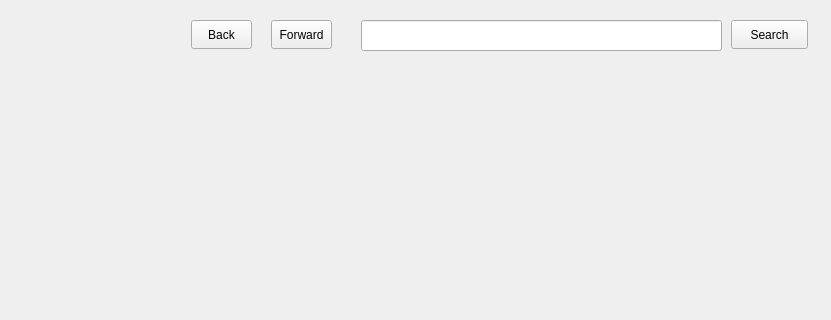
Old version of the form OpenFlipper/widgets/helpWidget/helpWidget.ui in the repository ShenRen/OpenFlipper; both pictures show x 139 to 970 and y 0 to 320 of the 970 by 734 pixel window.
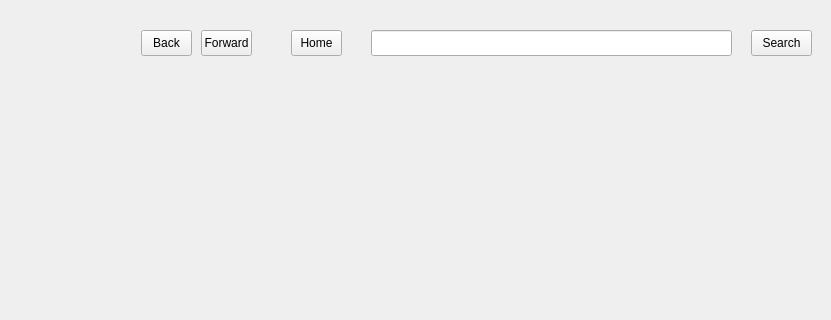
New version of the form.

Commit message: Added icons to help browser as well as a home button. Replaced old QTextBrowser by QWebView which offers more functions to properly display the help sites. Search now opens a small window at the bottom which displays "all" searchable objects. These still have to be filtered. Clicking links now gets handled by HelpBrowser such that requested pages can be load out of the help engine which uses in fact it's own domain namespace and is therefore not accessible by QWebView.

Diff of the .ui file:
```diff
--- a/OpenFlipper/widgets/helpWidget/helpWidget.ui
+++ b/OpenFlipper/widgets/helpWidget/helpWidget.ui
@@ -16,50 +16,17 @@
    <widget class="QLineEdit" name="searchEdit_" >
     <property name="geometry" >
      <rect>
-      <x>500</x>
-      <y>20</y>
+      <x>510</x>
+      <y>30</y>
       <width>361</width>
+      <height>26</height>
+     </rect>
+    </property>
+    <property name="maximumSize" >
+     <size>
+      <width>16777215</width>
       <height>31</height>
-     </rect>
-    </property>
-   </widget>
-   <widget class="QPushButton" name="searchButton_" >
-    <property name="geometry" >
-     <rect>
-      <x>870</x>
-      <y>20</y>
-      <width>77</width>
-      <height>29</height>
-     </rect>
-    </property>
-    <property name="text" >
-     <string>Search</string>
-    </property>
-   </widget>
-   <widget class="QPushButton" name="backButton_" >
-    <property name="geometry" >
-     <rect>
-      <x>330</x>
-      <y>20</y>
-      <width>61</width>
-      <height>29</height>
-     </rect>
-    </property>
-    <property name="text" >
-     <string>Back</string>
-    </property>
-   </widget>
-   <widget class="QPushButton" name="forwardButton_" >
-    <property name="geometry" >
-     <rect>
-      <x>410</x>
-      <y>20</y>
-      <width>61</width>
-      <height>29</height>
-     </rect>
-    </property>
-    <property name="text" >
-     <string>Forward</string>
+     </size>
     </property>
    </widget>
    <widget class="QWidget" name="gridLayoutWidget" >
@@ -73,6 +40,106 @@
     </property>
     <layout class="QGridLayout" name="gridLayout_" />
    </widget>
+   <widget class="QToolButton" name="backButton_" >
+    <property name="geometry" >
+     <rect>
+      <x>280</x>
+      <y>30</y>
+      <width>51</width>
+      <height>26</height>
+     </rect>
+    </property>
+    <property name="maximumSize" >
+     <size>
+      <width>16777215</width>
+      <height>31</height>
+     </size>
+    </property>
+    <property name="toolTip" >
+     <string>Go one page back.</string>
+    </property>
+    <property name="whatsThis" >
+     <string>Go one page back.</string>
+    </property>
+    <property name="text" >
+     <string>Back</string>
+    </property>
+   </widget>
+   <widget class="QToolButton" name="forwardButton_" >
+    <property name="geometry" >
+     <rect>
+      <x>340</x>
+      <y>30</y>
+      <width>51</width>
+      <height>26</height>
+     </rect>
+    </property>
+    <property name="maximumSize" >
+     <size>
+      <width>16777215</width>
+      <height>31</height>
+     </size>
+    </property>
+    <property name="toolTip" >
+     <string>Go one page forward.</string>
+    </property>
+    <property name="whatsThis" >
+     <string>Go one page forward.</string>
+    </property>
+    <property name="text" >
+     <string>Forward</string>
+    </property>
+   </widget>
+   <widget class="QToolButton" name="homeButton_" >
+    <property name="geometry" >
+     <rect>
+      <x>430</x>
+      <y>30</y>
+      <width>51</width>
+      <height>26</height>
+     </rect>
+    </property>
+    <property name="maximumSize" >
+     <size>
+      <width>16777215</width>
+      <height>31</height>
+     </size>
+    </property>
+    <property name="toolTip" >
+     <string>Open home site.</string>
+    </property>
+    <property name="whatsThis" >
+     <string>Open home site.</string>
+    </property>
+    <property name="text" >
+     <string>Home</string>
+    </property>
+   </widget>
+   <widget class="QToolButton" name="searchButton_" >
+    <property name="geometry" >
+     <rect>
+      <x>890</x>
+      <y>30</y>
+      <width>61</width>
+      <height>26</height>
+     </rect>
+    </property>
+    <property name="maximumSize" >
+     <size>
+      <width>16777215</width>
+      <height>31</height>
+     </size>
+    </property>
+    <property name="toolTip" >
+     <string>Search documentation for specified terms.</string>
+    </property>
+    <property name="whatsThis" >
+     <string>Search documentation for specified terms.</string>
+    </property>
+    <property name="text" >
+     <string>Search</string>
+    </property>
+   </widget>
   </widget>
   <widget class="QStatusBar" name="statusbar" />
  </widget>
```
The commit also changes 5 other files.
